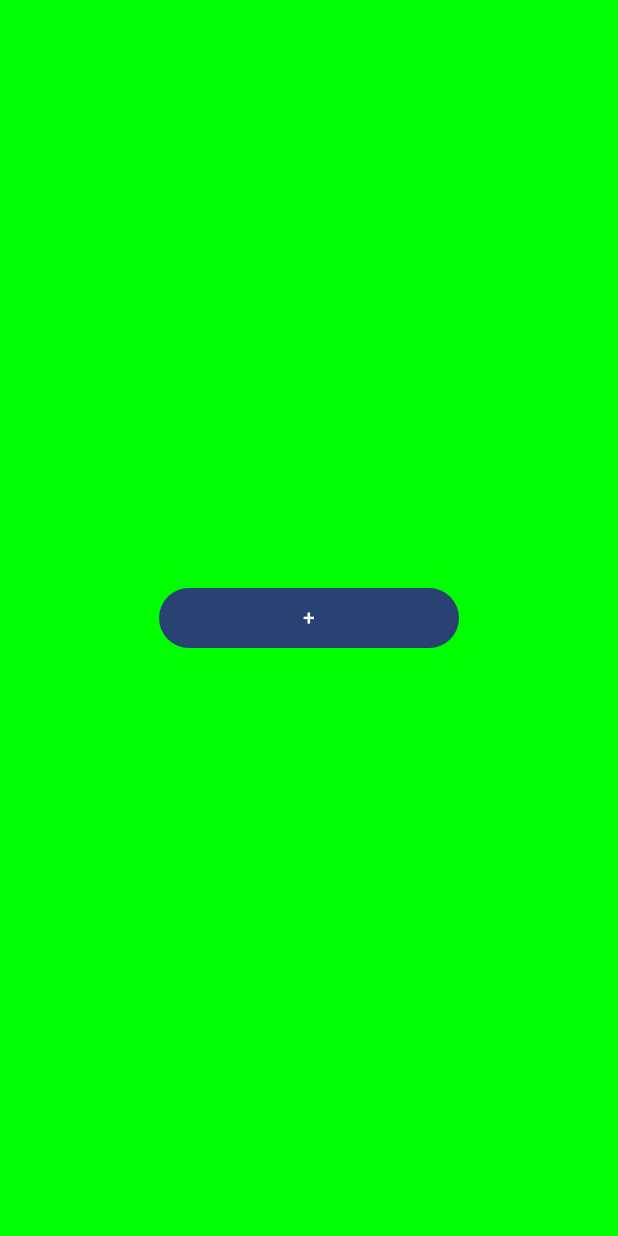
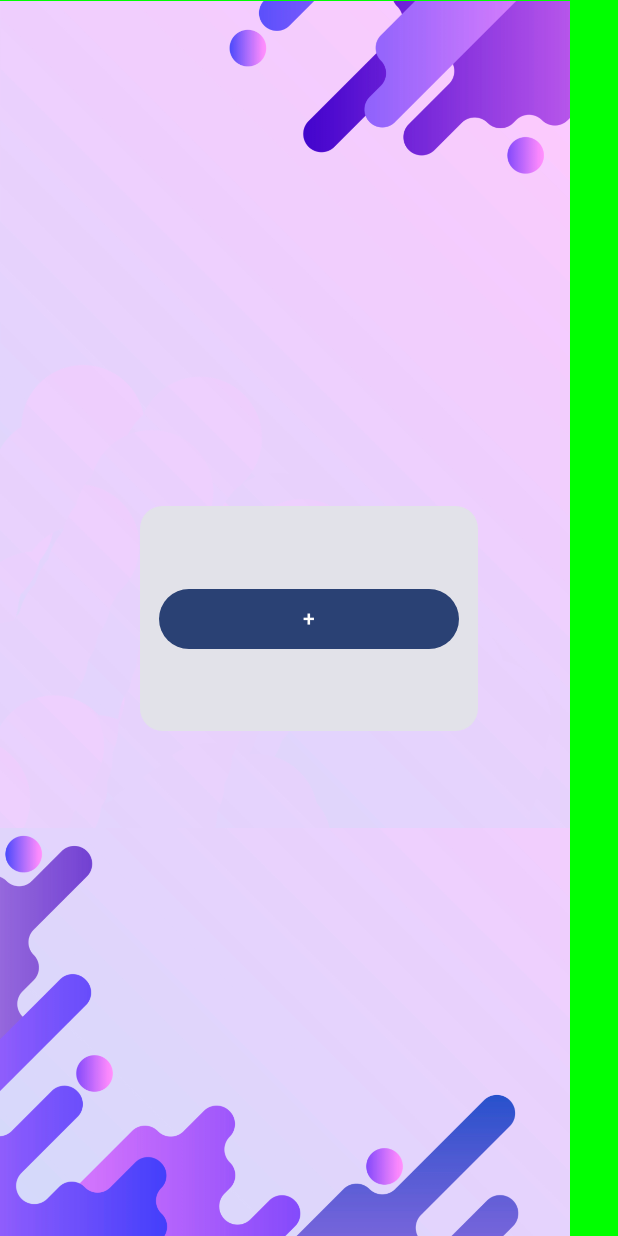
Before and after one commit to 2ecEnd/Brain--ck, an Android app built with Jetpack Compose: the ProjectsPage screen opened through its navigation route, on a phone screen of 412 x 824 dp. Run offline under Robolectric (Android 15) with nearby library versions, the phone set to English and light mode, and no system bars.

Commit message:
added 2 new pages

```diff
--- a/app/src/main/java/com/example/mobileapp/MainActivity.kt
+++ b/app/src/main/java/com/example/mobileapp/MainActivity.kt
@@ -5,26 +5,22 @@ import android.os.Bundle
 import androidx.activity.ComponentActivity
 import androidx.activity.compose.setContent
 import androidx.activity.enableEdgeToEdge
-import androidx.compose.foundation.layout.Box
-import androidx.compose.foundation.background
+import androidx.compose.foundation.Image
 import androidx.compose.foundation.layout.fillMaxSize
 import androidx.compose.foundation.layout.padding
-import androidx.compose.foundation.layout.Column
-import androidx.compose.foundation.layout.Arrangement
 import androidx.compose.foundation.layout.width
-import androidx.compose.ui.Alignment
 import androidx.compose.material3.*
 import androidx.compose.runtime.Composable
 import androidx.compose.ui.Modifier
-import androidx.compose.ui.graphics.Color
 import androidx.compose.ui.platform.LocalContext
+import androidx.compose.ui.res.painterResource
 import androidx.compose.ui.tooling.preview.Preview
 import androidx.compose.ui.unit.dp
 import com.example.mobileapp.ui.theme.MobileAppTheme
-import androidx.navigation.NavController
 import androidx.navigation.compose.NavHost
 import androidx.navigation.compose.composable
 import androidx.navigation.compose.rememberNavController
+
 
 class MainActivity : ComponentActivity() {
     override fun onCreate(savedInstanceState: Bundle?) {
@@ -48,31 +44,19 @@ fun App(modifier: Modifier = Modifier){
 
     NavHost(navController = navController, startDestination = "home") {
         composable("home") {
-            HomePage(modifier, navController)
+            HomePage(navController)
         }
         composable("projects") {
-            ProjectsPage(modifier, navController)
+            ProjectsPage(navController)
+        }
+        composable("createProject") {
+            CreateProjectPage(navController)
         }
     }
 }
 
 @Composable
-fun HomePage(modifier: Modifier = Modifier, navController: NavController) {
-    Box(modifier = Modifier.background(Color.Green).fillMaxSize()){
-        Column(
-            modifier = Modifier.align(Alignment.Center),
-            verticalArrangement = Arrangement.spacedBy(16.dp),
-            horizontalAlignment = Alignment.CenterHorizontally
-        )
-        {
-            Button(
-                onClick = {navController.navigate("projects")},
-                modifier = Modifier.width(200.dp)
-            )
-            {
-                Text("Проекты")
-            }
-
+fun ExitButton(){
     val context = LocalContext.current
     Button(
         onClick = {
@@ -88,27 +72,14 @@ fun HomePage(modifier: Modifier = Modifier, navController: NavController) {
         Text("Выйти")
     }
 }
-    }
-}
 
 @Composable
-fun ProjectsPage(modifier: Modifier = Modifier, navController: NavController){
-    Box(modifier = Modifier.background(Color.Green).fillMaxSize()){
-        Column(
-            modifier = Modifier.align(Alignment.Center),
-            verticalArrangement = Arrangement.spacedBy(16.dp),
-            horizontalAlignment = Alignment.CenterHorizontally
+fun BackgroundImage(){
+    Image(
+        painter = painterResource(id = R.drawable.background),
+        contentDescription = "Background",
+        modifier = Modifier.fillMaxSize(),
     )
-        {
-            Button(
-                onClick = {},
-                modifier = Modifier.width(200.dp)
-            )
-            {
-                Text("+")
-            }
-        }
-    }
 }
 
 @Preview(showBackground = true)
--- /dev/null
+++ b/app/src/main/java/com/example/mobileapp/Pages.kt
@@ -0,0 +1,153 @@
+package com.example.mobileapp
+
+import android.R.string
+import androidx.compose.foundation.Image
+import androidx.compose.foundation.background
+import androidx.compose.foundation.layout.Arrangement
+import androidx.compose.foundation.layout.Box
+import androidx.compose.foundation.layout.Column
+import androidx.compose.foundation.layout.fillMaxSize
+import androidx.compose.foundation.layout.height
+import androidx.compose.foundation.layout.size
+import androidx.compose.foundation.layout.width
+import androidx.compose.foundation.shape.*
+import androidx.compose.material3.Button
+import androidx.compose.material3.Card
+import androidx.compose.material3.Text
+import androidx.compose.material3.TextField
+import androidx.compose.runtime.Composable
+import androidx.compose.runtime.mutableStateOf
+import androidx.compose.runtime.remember
+import androidx.compose.runtime.getValue
+import androidx.compose.runtime.setValue
+import androidx.compose.ui.Alignment
+import androidx.compose.ui.Modifier
+import androidx.compose.ui.graphics.Color
+import androidx.compose.ui.res.painterResource
+import androidx.compose.ui.unit.dp
+import androidx.navigation.NavController
+
+@Composable
+fun HomePage(navController: NavController) {
+    Box(modifier = Modifier.fillMaxSize().background(Color.Green)){
+        Image(
+            painter = painterResource(id = R.drawable.background),
+            contentDescription = "background",
+        )
+
+        Card(
+            modifier = Modifier
+                .align(Alignment.Center)
+                .width(225.dp)
+                .height(150.dp),
+            shape = RoundedCornerShape(15.dp)
+        )
+        {
+            Box(
+                modifier = Modifier.fillMaxSize(),
+                contentAlignment = Alignment.Center
+            ){
+                Column(
+                    verticalArrangement = Arrangement.spacedBy(16.dp),
+                )
+                {
+                    Button(
+                        onClick = {navController.navigate("projects")},
+                        modifier = Modifier.width(200.dp)
+                    )
+                    {
+                        Text("Проекты")
+                    }
+
+                    ExitButton()
+                }
+            }
+        }
+    }
+}
+
+@Composable
+fun ProjectsPage(navController: NavController){
+    Box(modifier = Modifier.fillMaxSize().background(Color.Green)){
+        Image(
+            painter = painterResource(id = R.drawable.background),
+            contentDescription = "background",
+        )
+
+        Card(
+            modifier = Modifier
+                .align(Alignment.Center)
+                .width(225.dp)
+                .height(150.dp),
+            shape = RoundedCornerShape(15.dp)
+        )
+        {
+            Box(
+                modifier = Modifier.fillMaxSize(),
+                contentAlignment = Alignment.Center
+            ){
+                Column(
+                    verticalArrangement = Arrangement.spacedBy(16.dp),
+                )
+                {
+                    Button(
+                        onClick = {navController.navigate("createProject")},
+                        modifier = Modifier.width(200.dp)
+                    )
+                    {
+                        Text("+")
+                    }
+                }
+            }
+        }
+    }
+}
+
+@Composable
+fun CreateProjectPage(navController: NavController){
+    Box(modifier = Modifier.fillMaxSize().background(Color.Green)){
+        Image(
+            painter = painterResource(id = R.drawable.background),
+            contentDescription = "background",
+        )
+
+        Card(
+            modifier = Modifier
+                .align(Alignment.Center)
+                .width(225.dp)
+                .height(150.dp),
+            shape = RoundedCornerShape(15.dp)
+        )
+        {
+            ProjectNameForm(navController)
+        }
+    }
+}
+
+@Composable
+fun ProjectNameForm(navController: NavController){
+    var text by remember{ mutableStateOf("") }
+    Box(
+        modifier = Modifier.fillMaxSize(),
+        contentAlignment = Alignment.Center
+    ){
+        Column(
+            verticalArrangement = Arrangement.spacedBy(16.dp),
+        )
+        {
+            TextField(
+                modifier = Modifier.width(200.dp),
+                value = text,
+                onValueChange = { newText -> text = newText }
+            )
+
+            Button(
+                onClick = {},
+                modifier = Modifier.width(200.dp)
+            )
+            {
+                Text("Создать")
+            }
+        }
+    }
+}
```
Also changed, not shown: app/src/main/res/drawable/background.png (added). Lines whose indentation alone changed are shown as unchanged.
